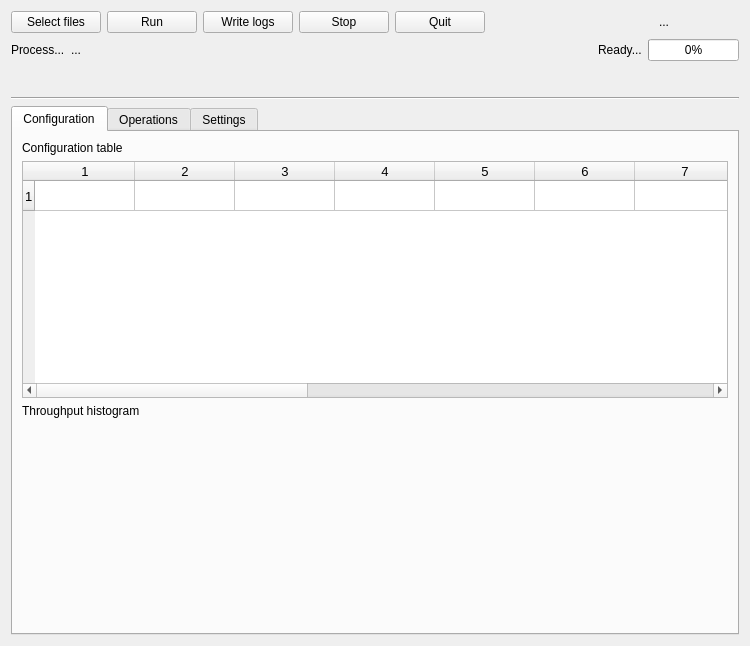
fmu93/ATM-metrics, file src/main2.ui: the form before one commit.
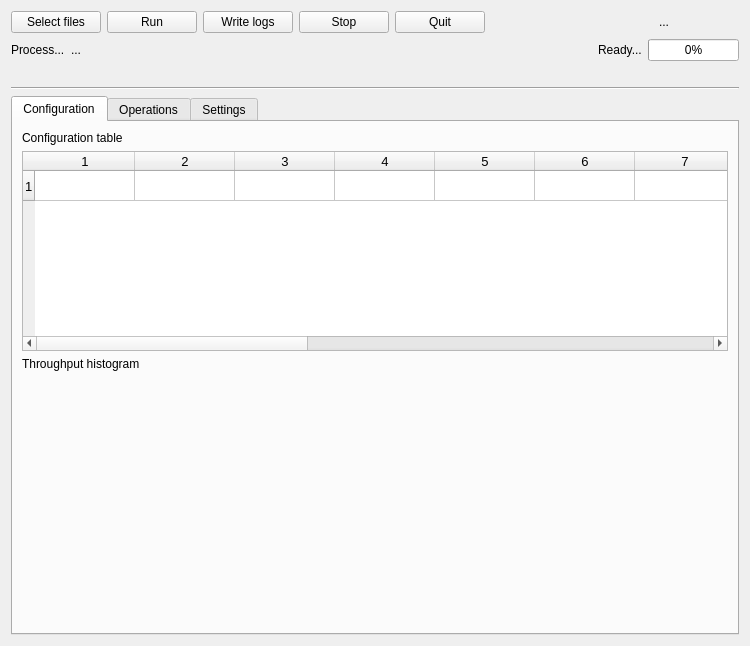
The form after the commit.

Patch:
```diff
--- a/src/main2.ui
+++ b/src/main2.ui
@@ -233,7 +233,7 @@
        <property name="sizeHint" stdset="0">
         <size>
          <width>20</width>
-         <height>30</height>
+         <height>20</height>
         </size>
        </property>
       </spacer>
@@ -305,7 +305,13 @@
              <property name="minimumSize">
               <size>
                <width>0</width>
-               <height>80</height>
+               <height>100</height>
+              </size>
+             </property>
+             <property name="maximumSize">
+              <size>
+               <width>16777215</width>
+               <height>200</height>
               </size>
              </property>
              <property name="font">
@@ -387,9 +393,14 @@
             </widget>
            </item>
            <item>
+            <layout class="QHBoxLayout" name="horizontalLayout_6" stretch="0,0">
+             <property name="sizeConstraint">
+              <enum>QLayout::SetMinAndMaxSize</enum>
+             </property>
+             <item>
             <widget class="QWidget" name="matplotlibWidget" native="true">
              <property name="sizePolicy">
-              <sizepolicy hsizetype="Preferred" vsizetype="Fixed">
+                <sizepolicy hsizetype="Preferred" vsizetype="Preferred">
                <horstretch>0</horstretch>
                <verstretch>0</verstretch>
               </sizepolicy>
@@ -400,8 +411,23 @@
                <height>200</height>
               </size>
              </property>
-             <layout class="QVBoxLayout" name="verticalLayout_2"/>
-            </widget>
+               <layout class="QHBoxLayout" name="horizontalLayout_5"/>
+              </widget>
+             </item>
+             <item>
+              <spacer name="verticalSpacer_4">
+               <property name="orientation">
+                <enum>Qt::Vertical</enum>
+               </property>
+               <property name="sizeHint" stdset="0">
+                <size>
+                 <width>20</width>
+                 <height>40</height>
+                </size>
+               </property>
+              </spacer>
+             </item>
+            </layout>
            </item>
           </layout>
          </item>
```
Lines whose indentation alone changed are shown as unchanged.
